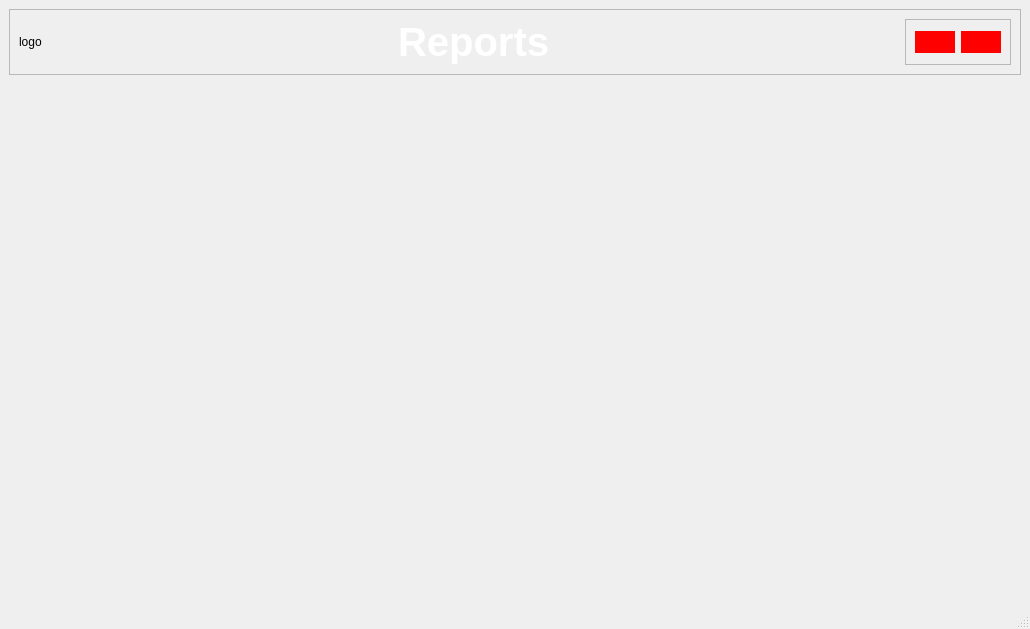
First picture: the form in Assets/UiFiles/reportsPage.ui, repository Jeffrey-Ragland/pyqt5IOCLTwo, before the edit.
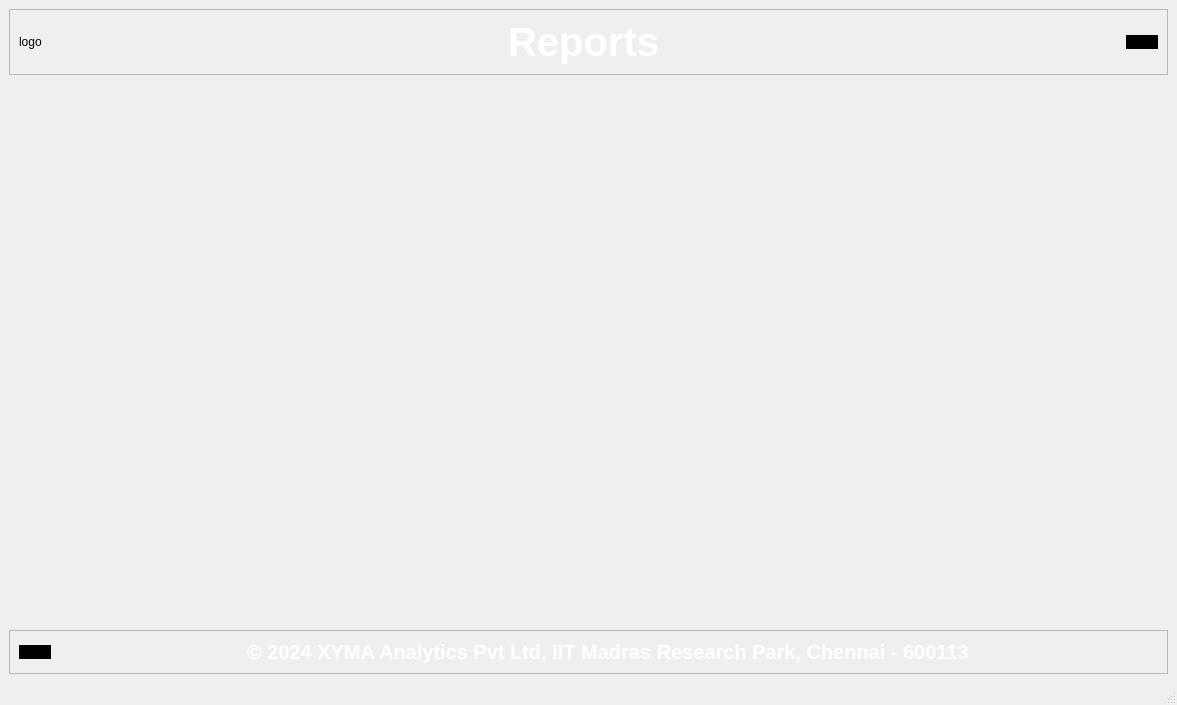
Second picture: the form after the edit.

Commit message: copyright label added

Diff of the .ui file:
```diff
--- a/Assets/UiFiles/reportsPage.ui
+++ b/Assets/UiFiles/reportsPage.ui
@@ -6,8 +6,8 @@
    <rect>
     <x>0</x>
     <y>0</y>
-    <width>1030</width>
-    <height>629</height>
+    <width>1177</width>
+    <height>705</height>
    </rect>
   </property>
   <property name="windowTitle">
@@ -72,39 +72,17 @@
         </spacer>
        </item>
        <item>
-        <widget class="QFrame" name="frame_2">
+        <widget class="QPushButton" name="logoutButton">
          <property name="styleSheet">
-          <string notr="true">QPushButton {
-	background-color: rgb(255, 0, 0);
-   	color: white;
+          <string notr="true">#logoutButton {
+	background-color: rgb(0, 0, 0);
 	border-radius: 16px;
-	padding: 4px;
-	font: bold;
 }
 </string>
          </property>
-         <property name="frameShape">
-          <enum>QFrame::StyledPanel</enum>
+         <property name="text">
+          <string/>
          </property>
-         <property name="frameShadow">
-          <enum>QFrame::Raised</enum>
-         </property>
-         <layout class="QHBoxLayout" name="horizontalLayout">
-          <item>
-           <widget class="QPushButton" name="reportsBackButton">
-            <property name="text">
-             <string/>
-            </property>
-           </widget>
-          </item>
-          <item>
-           <widget class="QPushButton" name="logoutButton">
-            <property name="text">
-             <string/>
-            </property>
-           </widget>
-          </item>
-         </layout>
         </widget>
        </item>
       </layout>
@@ -123,6 +101,72 @@
       </property>
      </spacer>
     </item>
+    <item>
+     <widget class="QFrame" name="frame_2">
+      <property name="styleSheet">
+       <string notr="true">QPushButton {
+	background-color: rgb(0, 0, 0);
+	border-radius: 16px;
+}
+</string>
+      </property>
+      <property name="frameShape">
+       <enum>QFrame::StyledPanel</enum>
+      </property>
+      <property name="frameShadow">
+       <enum>QFrame::Raised</enum>
+      </property>
+      <layout class="QHBoxLayout" name="horizontalLayout">
+       <item>
+        <widget class="QPushButton" name="reportsBackButton">
+         <property name="text">
+          <string/>
+         </property>
+        </widget>
+       </item>
+       <item>
+        <spacer name="horizontalSpacer_3">
+         <property name="orientation">
+          <enum>Qt::Horizontal</enum>
+         </property>
+         <property name="sizeHint" stdset="0">
+          <size>
+           <width>40</width>
+           <height>20</height>
+          </size>
+         </property>
+        </spacer>
+       </item>
+       <item>
+        <widget class="QLabel" name="copyrightLabel">
+         <property name="styleSheet">
+          <string notr="true">#copyrightLabel {
+	color: white;
+	font-size: 20px;
+	font-weight: 500;
+}</string>
+         </property>
+         <property name="text">
+          <string>© 2024 XYMA Analytics Pvt Ltd, IIT Madras Research Park, Chennai - 600113</string>
+         </property>
+        </widget>
+       </item>
+       <item>
+        <spacer name="horizontalSpacer_4">
+         <property name="orientation">
+          <enum>Qt::Horizontal</enum>
+         </property>
+         <property name="sizeHint" stdset="0">
+          <size>
+           <width>165</width>
+           <height>20</height>
+          </size>
+         </property>
+        </spacer>
+       </item>
+      </layout>
+     </widget>
+    </item>
    </layout>
   </widget>
   <widget class="QMenuBar" name="menubar">
```
Left out of the diff: 4 changed lines with no effect on the pictures. The commit also changes 6 other files.
